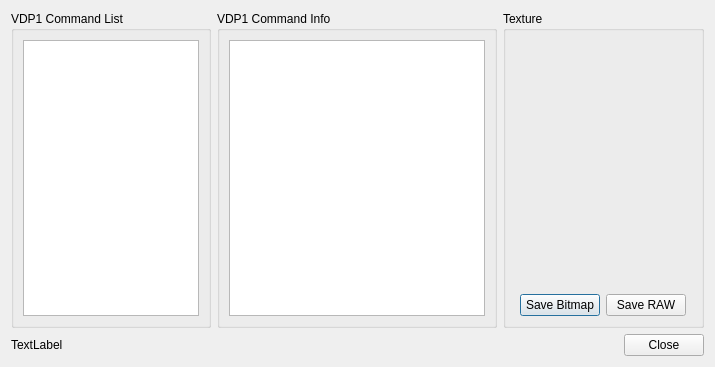
First picture: the form in yabause/src/port/qt/ui/UIDebugVDP1.ui, repository libretro/yabause, before the edit.
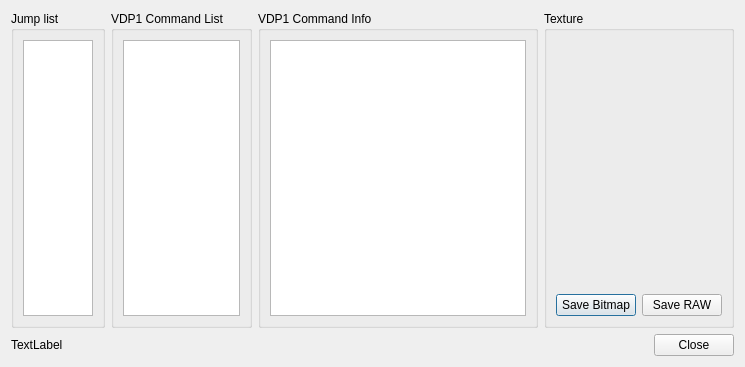
Second picture: the form after the edit.

Commit message: Add jmp list on VDP1 debug screen

What changed in the file:
```diff
--- a/yabause/src/port/qt/ui/UIDebugVDP1.ui
+++ b/yabause/src/port/qt/ui/UIDebugVDP1.ui
@@ -16,6 +16,18 @@
   <layout class="QVBoxLayout" name="verticalLayout_12">
    <item>
     <layout class="QHBoxLayout" name="horizontalLayout_6">
+      <item>
+       <widget class="QGroupBox" name="gbCommandRaw">
+        <property name="title">
+         <string>Jump list</string>
+        </property>
+        <layout class="QVBoxLayout" name="verticalLayout_10">
+         <item>
+          <widget class="QListWidget" name="lwCommandRaw"/>
+         </item>
+        </layout>
+       </widget>
+      </item>
      <item>
       <widget class="QGroupBox" name="gbCommandList">
        <property name="title">
```
The commit also changes 4 other files.
